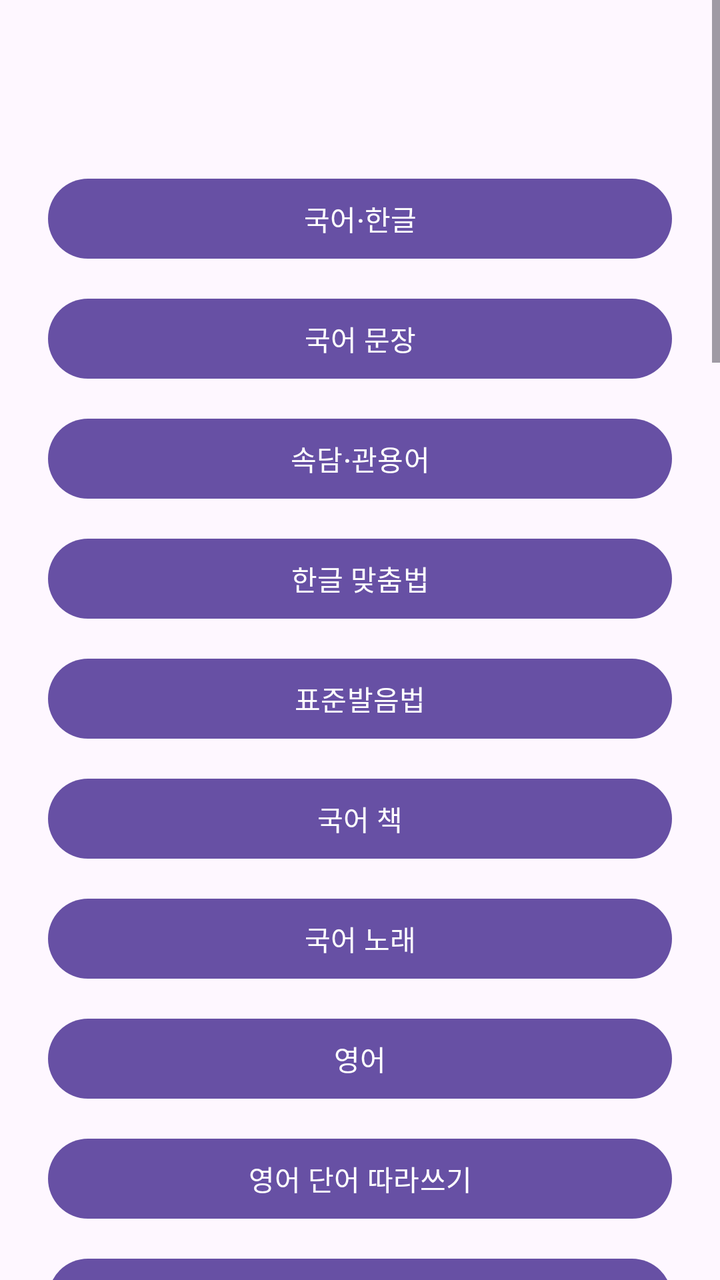
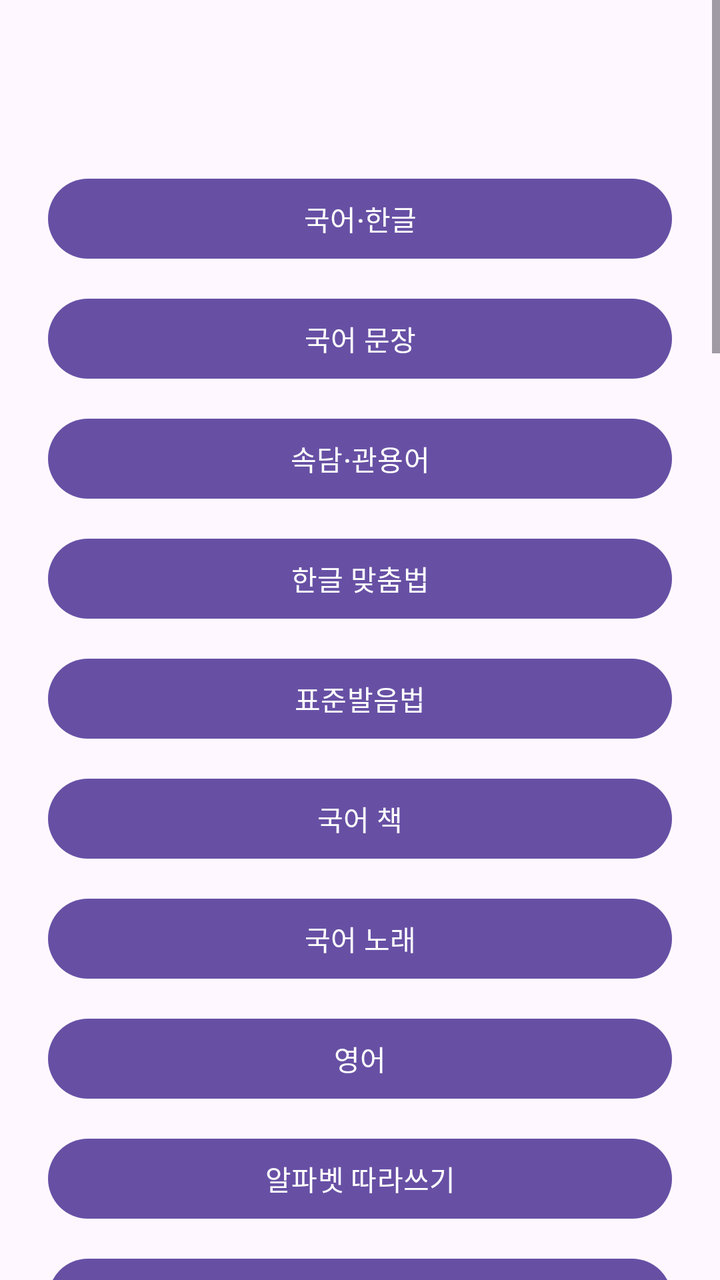

Before-and-after screenshots of an Android layout around one commit, followed by the original layout XML and the change that was made.
<!-- AndroidManifest.xml: application theme Theme.Eunhyo2 -->
<!-- res/layout/activity_school_menu.xml -->
<?xml version="1.0" encoding="utf-8"?>
<ScrollView xmlns:android="http://schemas.android.com/apk/res/android"
    android:layout_width="match_parent"
    android:layout_height="match_parent">

    <LinearLayout
        android:layout_width="match_parent"
        android:layout_height="wrap_content"
        android:orientation="vertical"
        android:padding="24dp">

        <TextView android:id="@+id/textSchoolLevel" android:layout_width="match_parent" android:layout_height="wrap_content" android:gravity="center" android:textAppearance="@style/TextAppearance.Material3.HeadlineMedium" />
        <com.google.android.material.button.MaterialButton android:id="@+id/buttonKorean" android:layout_width="match_parent" android:layout_height="wrap_content" android:layout_marginTop="24dp" android:text="국어·한글" />
        <com.google.android.material.button.MaterialButton android:id="@+id/buttonKoreanPhrase" android:layout_width="match_parent" android:layout_height="wrap_content" android:layout_marginTop="12dp" android:text="국어 문장" />
        <com.google.android.material.button.MaterialButton android:id="@+id/buttonKoreanIdiom" android:layout_width="match_parent" android:layout_height="wrap_content" android:layout_marginTop="12dp" android:text="속담·관용어" />
        <com.google.android.material.button.MaterialButton android:id="@+id/buttonKoreanSpelling" android:layout_width="match_parent" android:layout_height="wrap_content" android:layout_marginTop="12dp" android:text="한글 맞춤법" />
        <com.google.android.material.button.MaterialButton android:id="@+id/buttonKoreanPronunciation" android:layout_width="match_parent" android:layout_height="wrap_content" android:layout_marginTop="12dp" android:text="표준발음법" />
        <com.google.android.material.button.MaterialButton android:id="@+id/buttonKoreanBook" android:layout_width="match_parent" android:layout_height="wrap_content" android:layout_marginTop="12dp" android:text="국어 책" />
        <com.google.android.material.button.MaterialButton android:id="@+id/buttonKoreanSong" android:layout_width="match_parent" android:layout_height="wrap_content" android:layout_marginTop="12dp" android:text="국어 노래" />
        <com.google.android.material.button.MaterialButton android:id="@+id/buttonEnglish" android:layout_width="match_parent" android:layout_height="wrap_content" android:layout_marginTop="12dp" android:text="영어" />
        <com.google.android.material.button.MaterialButton android:id="@+id/buttonEnglishWord" android:layout_width="match_parent" android:layout_height="wrap_content" android:layout_marginTop="12dp" android:text="영어 단어 따라쓰기" />
        <com.google.android.material.button.MaterialButton android:id="@+id/buttonEnglishSentence" android:layout_width="match_parent" android:layout_height="wrap_content" android:layout_marginTop="12dp" android:text="영어 문장 CSV" />
        <com.google.android.material.button.MaterialButton android:id="@+id/buttonTyping" android:layout_width="match_parent" android:layout_height="wrap_content" android:layout_marginTop="12dp" android:text="한글·영문 타자연습" />
        <com.google.android.material.button.MaterialButton android:id="@+id/buttonMath" android:layout_width="match_parent" android:layout_height="wrap_content" android:layout_marginTop="12dp" android:text="수학" />
        <com.google.android.material.button.MaterialButton android:id="@+id/buttonMathProgress" android:layout_width="match_parent" android:layout_height="wrap_content" android:layout_marginTop="12dp" android:text="수학 학습현황" />
        <com.google.android.material.button.MaterialButton android:id="@+id/buttonMathState" android:layout_width="match_parent" android:layout_height="wrap_content" android:layout_marginTop="12dp" android:text="수학 상태 설정" />
        <com.google.android.material.button.MaterialButton android:id="@+id/buttonMeasurement" android:layout_width="match_parent" android:layout_height="wrap_content" android:layout_marginTop="12dp" android:text="길이·시간·달력 환산" />
        <com.google.android.material.button.MaterialButton android:id="@+id/buttonGcdLcm" android:layout_width="match_parent" android:layout_height="wrap_content" android:layout_marginTop="12dp" android:text="최대공약수·최소공배수" />
        <com.google.android.material.button.MaterialButton android:id="@+id/buttonGeometry" android:layout_width="match_parent" android:layout_height="wrap_content" android:layout_marginTop="12dp" android:text="기하 도형" />
        <com.google.android.material.button.MaterialButton android:id="@+id/buttonLegacyGallery" android:layout_width="match_parent" android:layout_height="wrap_content" android:layout_marginTop="12dp" android:text="원본 그림 학습자료" />
        <com.google.android.material.button.MaterialButton android:id="@+id/buttonLegacySlideshow" android:layout_width="match_parent" android:layout_height="wrap_content" android:layout_marginTop="12dp" android:text="원본 슬라이드 학습" />
        <com.google.android.material.button.MaterialButton android:id="@+id/buttonGraph" android:layout_width="match_parent" android:layout_height="wrap_content" android:layout_marginTop="12dp" android:text="그래프 도구" />
        <com.google.android.material.button.MaterialButton android:id="@+id/buttonHanja" android:layout_width="match_parent" android:layout_height="wrap_content" android:layout_marginTop="12dp" android:text="한자" />
        <com.google.android.material.button.MaterialButton android:id="@+id/buttonHanjaRadical" android:layout_width="match_parent" android:layout_height="wrap_content" android:layout_marginTop="12dp" android:text="한자 부수" />
        <com.google.android.material.button.MaterialButton android:id="@+id/buttonHistory" android:layout_width="match_parent" android:layout_height="wrap_content" android:layout_marginTop="12dp" android:text="역사" />
        <com.google.android.material.button.MaterialButton android:id="@+id/buttonWorld" android:layout_width="match_parent" android:layout_height="wrap_content" android:layout_marginTop="12dp" android:text="세계 국가 학습" />
        <com.google.android.material.button.MaterialButton android:id="@+id/buttonClock" android:layout_width="match_parent" android:layout_height="wrap_content" android:layout_marginTop="12dp" android:text="시계 학습" />
        <com.google.android.material.button.MaterialButton android:id="@+id/buttonDrawing" android:layout_width="match_parent" android:layout_height="wrap_content" android:layout_marginTop="12dp" android:text="그리기 연습" />
        <com.google.android.material.button.MaterialButton android:id="@+id/buttonLinks" android:layout_width="match_parent" android:layout_height="wrap_content" android:layout_marginTop="12dp" android:text="교육 사이트" />
        <com.google.android.material.button.MaterialButton android:id="@+id/buttonStudyMail" android:layout_width="match_parent" android:layout_height="wrap_content" android:layout_marginTop="12dp" android:text="학습 편지장" />
        <com.google.android.material.button.MaterialButton android:id="@+id/buttonMedia" android:layout_width="match_parent" android:layout_height="wrap_content" android:layout_marginTop="12dp" android:text="미디어 학습" />
        <com.google.android.material.button.MaterialButton android:id="@+id/buttonSports" android:layout_width="match_parent" android:layout_height="wrap_content" android:layout_marginTop="12dp" android:text="스포츠 학습" />
        <com.google.android.material.button.MaterialButton android:id="@+id/buttonMagic" android:layout_width="match_parent" android:layout_height="wrap_content" android:layout_marginTop="12dp" android:text="마술 영상" />
        <com.google.android.material.button.MaterialButton android:id="@+id/buttonGoldenBell" android:layout_width="match_parent" android:layout_height="wrap_content" android:layout_marginTop="12dp" android:text="골든벨 O/X" />
        <com.google.android.material.button.MaterialButton android:id="@+id/buttonPersonality" android:layout_width="match_parent" android:layout_height="wrap_content" android:layout_marginTop="12dp" android:text="놀이형 성향 테스트" />
        <com.google.android.material.button.MaterialButton android:id="@+id/buttonMaze" android:layout_width="match_parent" android:layout_height="wrap_content" android:layout_marginTop="12dp" android:text="미로 게임" />
        <com.google.android.material.button.MaterialButton android:id="@+id/buttonAi" android:layout_width="match_parent" android:layout_height="wrap_content" android:layout_marginTop="12dp" android:text="AI 학습 도우미" />
        <com.google.android.material.button.MaterialButton android:id="@+id/buttonGame" android:layout_width="match_parent" android:layout_height="wrap_content" android:layout_marginTop="12dp" android:text="게임·점수" />
    </LinearLayout>
</ScrollView>
<!-- resources referenced by this layout -->
<resources>
  <style name="Theme.Eunhyo2" parent="Theme.Material3.DayNight.NoActionBar">
          <item name="android:windowLightStatusBar">true</item>
      </style>
</resources>

<!-- the commit's change to res/layout/activity_school_menu.xml (unified diff, before → after) -->
@@ -18,6 +18,7 @@
         <com.google.android.material.button.MaterialButton android:id="@+id/buttonKoreanBook" android:layout_width="match_parent" android:layout_height="wrap_content" android:layout_marginTop="12dp" android:text="국어 책" />
         <com.google.android.material.button.MaterialButton android:id="@+id/buttonKoreanSong" android:layout_width="match_parent" android:layout_height="wrap_content" android:layout_marginTop="12dp" android:text="국어 노래" />
         <com.google.android.material.button.MaterialButton android:id="@+id/buttonEnglish" android:layout_width="match_parent" android:layout_height="wrap_content" android:layout_marginTop="12dp" android:text="영어" />
+        <com.google.android.material.button.MaterialButton android:id="@+id/buttonAlphabetTrace" android:layout_width="match_parent" android:layout_height="wrap_content" android:layout_marginTop="12dp" android:text="알파벳 따라쓰기" />
         <com.google.android.material.button.MaterialButton android:id="@+id/buttonEnglishWord" android:layout_width="match_parent" android:layout_height="wrap_content" android:layout_marginTop="12dp" android:text="영어 단어 따라쓰기" />
         <com.google.android.material.button.MaterialButton android:id="@+id/buttonEnglishSentence" android:layout_width="match_parent" android:layout_height="wrap_content" android:layout_marginTop="12dp" android:text="영어 문장 CSV" />
         <com.google.android.material.button.MaterialButton android:id="@+id/buttonTyping" android:layout_width="match_parent" android:layout_height="wrap_content" android:layout_marginTop="12dp" android:text="한글·영문 타자연습" />
